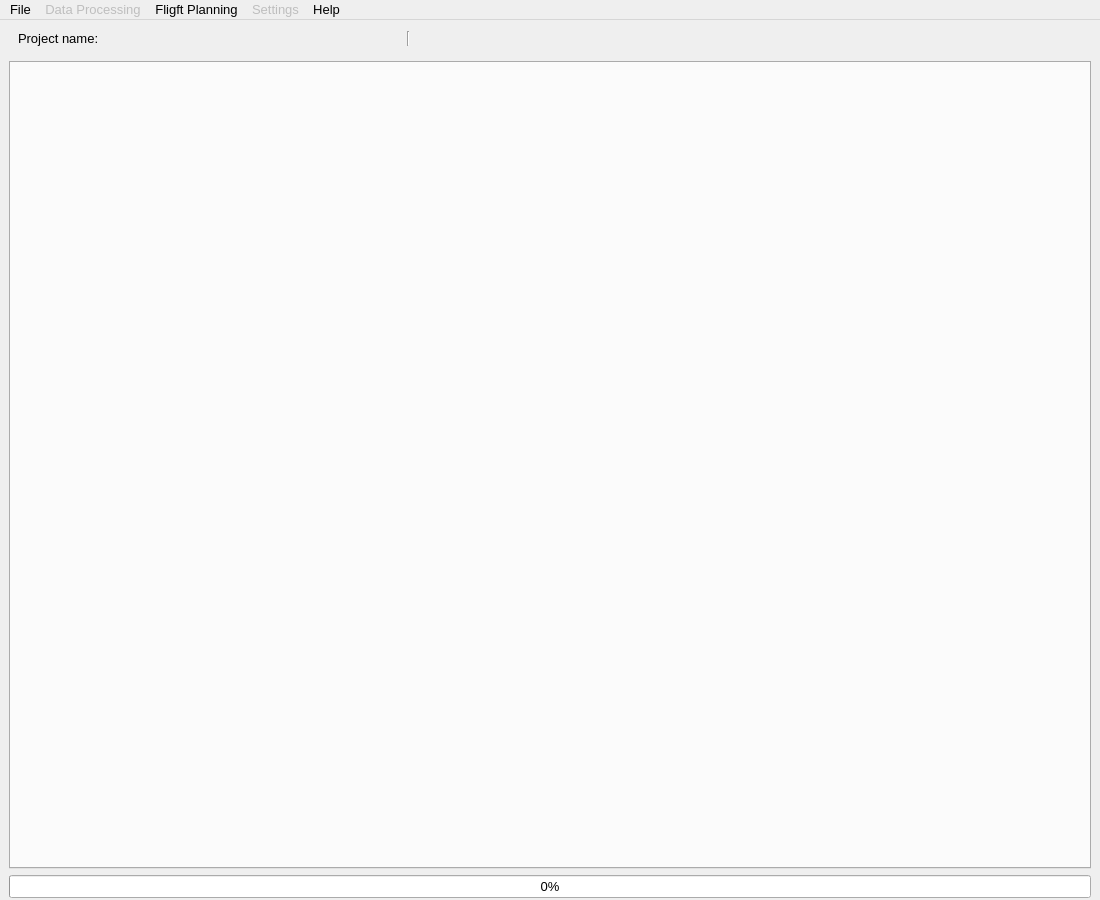
The window that UI/mainWindow.ui (raulett/RousettusTool) describes before a commit, drawn with Qt 5.
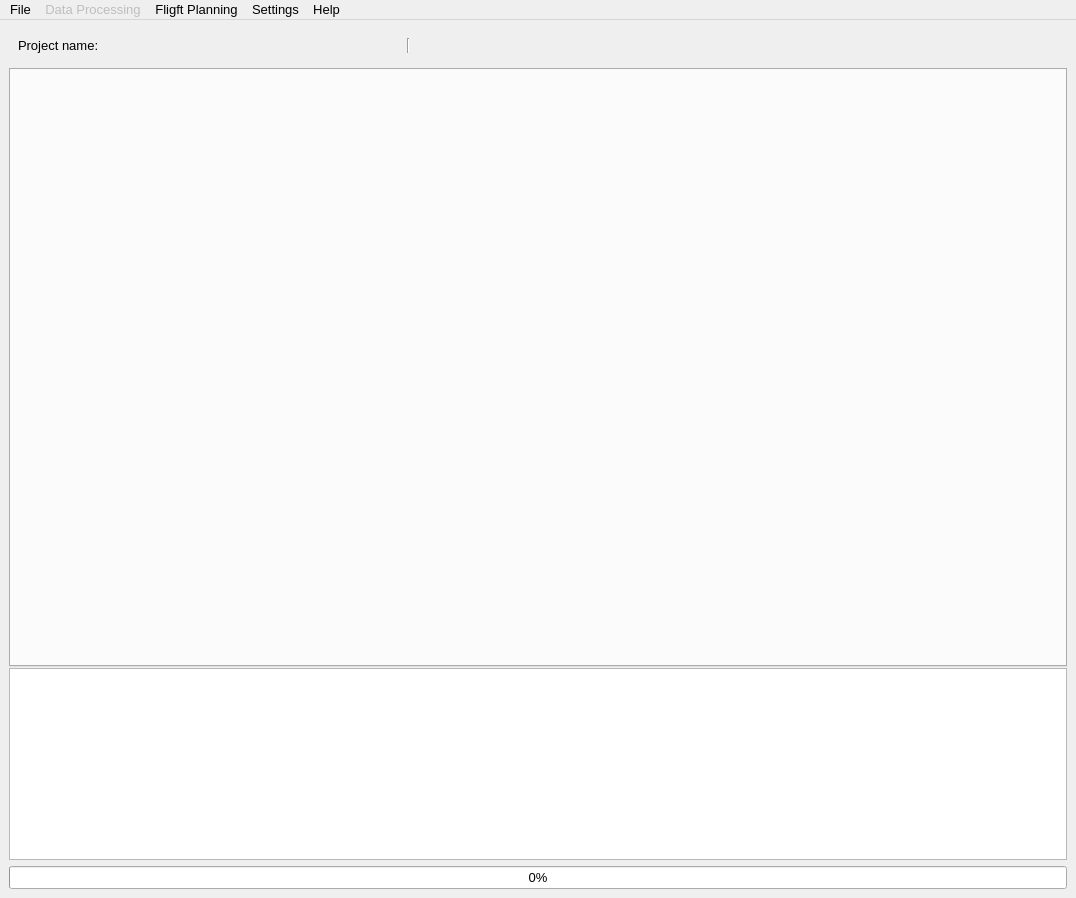
The same window after the commit.

Commit message: Implemented settings and logger functions in RousettusLoggerHandler.py Add new modules path functions and redesign imports to relative. Implemented app settings persistence

Patch:
```diff
--- a/UI/mainWindow.ui
+++ b/UI/mainWindow.ui
@@ -6,8 +6,8 @@
    <rect>
     <x>0</x>
     <y>0</y>
-    <width>1100</width>
-    <height>900</height>
+    <width>1076</width>
+    <height>898</height>
    </rect>
   </property>
   <property name="sizePolicy">
@@ -30,12 +30,6 @@
   </property>
   <widget class="QWidget" name="centralwidget">
    <layout class="QVBoxLayout" name="verticalLayout">
-    <property name="topMargin">
-     <number>2</number>
-    </property>
-    <property name="bottomMargin">
-     <number>2</number>
-    </property>
     <item>
      <widget class="QFrame" name="horizontalFrame">
       <property name="sizePolicy">
@@ -134,11 +128,36 @@
      </widget>
     </item>
     <item>
+     <widget class="QSplitter" name="splitter">
+      <property name="minimumSize">
+       <size>
+        <width>0</width>
+        <height>0</height>
+       </size>
+      </property>
+      <property name="lineWidth">
+       <number>1</number>
+      </property>
+      <property name="midLineWidth">
+       <number>1</number>
+      </property>
+      <property name="orientation">
+       <enum>Qt::Vertical</enum>
+      </property>
+      <property name="opaqueResize">
+       <bool>true</bool>
+      </property>
+      <property name="handleWidth">
+       <number>1</number>
+      </property>
+      <property name="childrenCollapsible">
+       <bool>false</bool>
+      </property>
      <widget class="QTabWidget" name="tabWidget">
       <property name="sizePolicy">
-       <sizepolicy hsizetype="Expanding" vsizetype="Expanding">
+        <sizepolicy hsizetype="Expanding" vsizetype="Minimum">
         <horstretch>0</horstretch>
-        <verstretch>0</verstretch>
+         <verstretch>1</verstretch>
        </sizepolicy>
       </property>
       <property name="font">
@@ -171,6 +190,39 @@
        <bool>true</bool>
       </property>
      </widget>
+      <widget class="QListView" name="logger_view">
+       <property name="sizePolicy">
+        <sizepolicy hsizetype="Expanding" vsizetype="MinimumExpanding">
+         <horstretch>0</horstretch>
+         <verstretch>0</verstretch>
+        </sizepolicy>
+       </property>
+       <property name="minimumSize">
+        <size>
+         <width>0</width>
+         <height>40</height>
+        </size>
+       </property>
+       <property name="maximumSize">
+        <size>
+         <width>16777215</width>
+         <height>16777215</height>
+        </size>
+       </property>
+       <property name="baseSize">
+        <size>
+         <width>0</width>
+         <height>0</height>
+        </size>
+       </property>
+       <property name="focusPolicy">
+        <enum>Qt::NoFocus</enum>
+       </property>
+       <property name="resizeMode">
+        <enum>QListView::Adjust</enum>
+       </property>
+      </widget>
+     </widget>
     </item>
     <item>
      <widget class="QProgressBar" name="progressBar">
@@ -191,8 +243,8 @@
     <rect>
      <x>0</x>
      <y>0</y>
-     <width>1100</width>
-     <height>24</height>
+     <width>1076</width>
+     <height>30</height>
     </rect>
    </property>
    <widget class="QMenu" name="data_processing_menu">
@@ -221,9 +273,9 @@
     <addaction name="separator"/>
     <addaction name="exitButton"/>
    </widget>
-   <widget class="QMenu" name="menu_3">
+   <widget class="QMenu" name="settings_menu">
     <property name="enabled">
-     <bool>false</bool>
+     <bool>true</bool>
     </property>
     <property name="title">
      <string>Settings</string>
@@ -247,7 +299,7 @@
    <addaction name="menu_2"/>
    <addaction name="data_processing_menu"/>
    <addaction name="menuFligft_Planning"/>
-   <addaction name="menu_3"/>
+   <addaction name="settings_menu"/>
    <addaction name="menuHelp"/>
   </widget>
   <action name="exitButton">
```
Left out of the diff: 13 changed lines with no effect on the pictures. Lines whose indentation alone changed are shown as unchanged. The commit also changes 40 other files.
